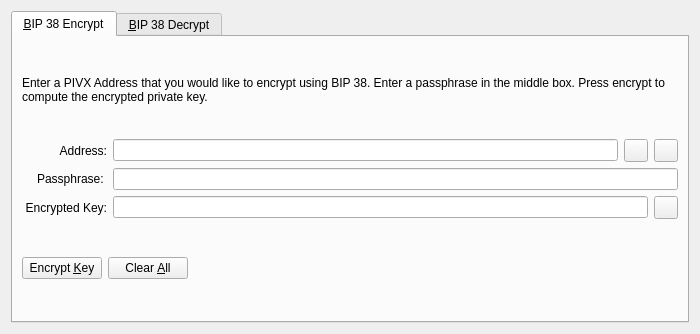
Before: the Qt Designer form src/qt/forms/bip38tooldialog.ui in POPCHAINFoundation/POPCHAIN, drawn with Qt 5.
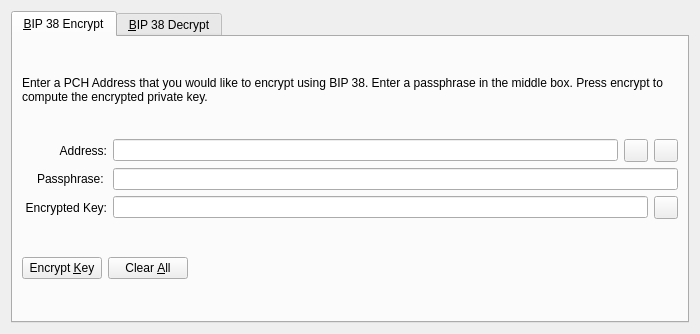
After: the same form once the commit is applied. The open tabs and pages were chosen to show the change. Icons and pictures are not drawn. Custom widgets are drawn as their Qt base class.

Diff of the .ui file:
```diff
--- a/src/qt/forms/bip38tooldialog.ui
+++ b/src/qt/forms/bip38tooldialog.ui
@@ -30,7 +30,7 @@
        <item>
         <widget class="QLabel" name="infoLabel_ENC">
          <property name="text">
-          <string>Enter a PIVX Address that you would like to encrypt using BIP 38. Enter a passphrase in the middle box. Press encrypt to compute the encrypted private key.</string>
+          <string>Enter a PCH Address that you would like to encrypt using BIP 38. Enter a passphrase in the middle box. Press encrypt to compute the encrypted private key.</string>
          </property>
          <property name="textFormat">
           <enum>Qt::PlainText</enum>
```
Left out of the diff: 4 changed lines with no effect on the pictures.
